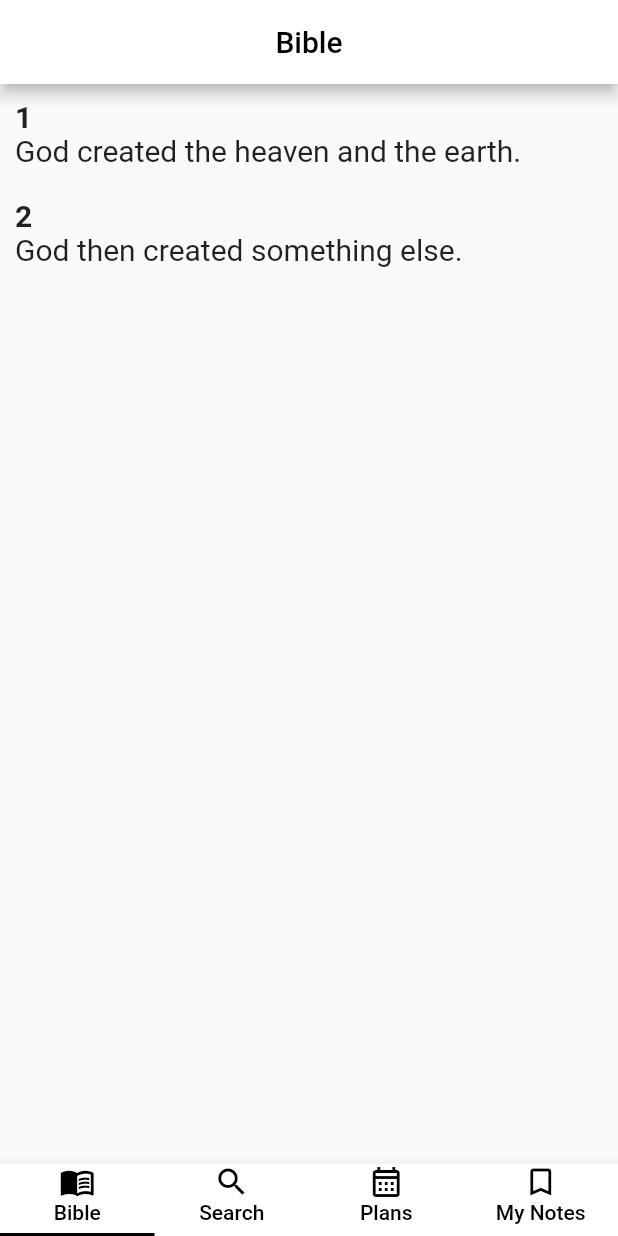
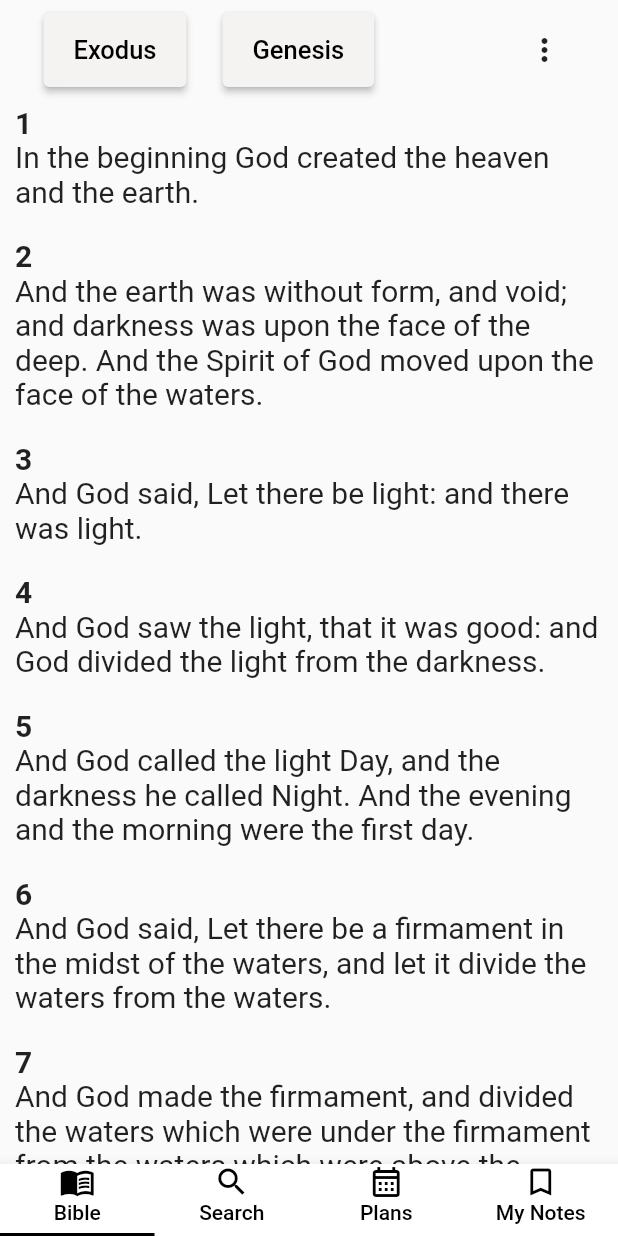
Before and after one commit to Anicodeth/BibleApp, a Flutter app: the screen it shows after launch, after a tap on "Exodus", after a tap on "Genesis", on a phone screen of 412 x 824 dp. Run offline on Flutter 3.47's test engine with Material 2 defaults, Android fonts, the phone set to English and light mode, and no system bars; our stand-ins replace bloc, device_preview, flutter_bloc, flutter_riverpod.

Commit message:
Add navigation in bible reading

```diff
--- /dev/null
+++ b/bibleapp/lib/controllers/bible_reading_controller/bloc/bible_reading_bloc.dart
@@ -0,0 +1,95 @@
+import 'package:bloc/bloc.dart';
+import 'package:meta/meta.dart';
+
+import '../../../models/bible/bible.dart';
+import '../../../models/chapter/chapter.dart';
+import '../../../models/verse/verse.dart';
+
+part 'bible_reading_event.dart';
+part 'bible_reading_state.dart';
+
+class BibleReadingBloc extends Bloc<BibleReadingEvent, BibleReadingState> {
+  BibleReadingBloc() : super(BibleReadingInitial()) {
+    List<VerseModel> verses = [
+      VerseModel(
+          number: "1",
+          text: "In the beginning God created the heaven and the earth."),
+      VerseModel(
+          number: "2",
+          text:
+              "And the earth was without form, and void; and darkness was upon the face of the deep. And the Spirit of God moved upon the face of the waters."),
+      VerseModel(
+          number: "3",
+          text: "And God said, Let there be light: and there was light."),
+      VerseModel(
+          number: "4",
+          text:
+              "And God saw the light, that it was good: and God divided the light from the darkness."),
+      VerseModel(
+          number: "5",
+          text:
+              "And God called the light Day, and the darkness he called Night. And the evening and the morning were the first day."),
+      VerseModel(
+          number: "6",
+          text:
+              "And God said, Let there be a firmament in the midst of the waters, and let it divide the waters from the waters."),
+      VerseModel(
+          number: "7",
+          text:
+              "And God made the firmament, and divided the waters which were under the firmament from the waters which were above the firmament: and it was so."),
+      VerseModel(
+          number: "8",
+          text:
+              "And God called the firmament Heaven. And the evening and the morning were the second day."),
+      VerseModel(
+          number: "9",
+          text:
+              "And God said, Let the waters under the heaven be gathered together unto one place, and let the dry land appear: and it was so."),
+      VerseModel(
+          number: "10",
+          text:
+              "And God called the dry land Earth; and the gathering together of the waters called he Seas: and God saw that it was good."),
+      VerseModel(
+          number: "11",
+          text:
+              "And God said, Let the earth bring forth grass, the herb yielding seed, and the fruit tree yielding fruit after his kind, whose seed is in itself, upon the earth: and it was so."),
+      VerseModel(
+          number: "12",
+          text:
+              "And the earth brought forth grass, and herb yielding seed after his kind, and the tree yielding fruit, whose seed was in itself, after his kind: and God saw that it was good."),
+    ];
+    on<BibleReadingEvent>((event, emit) {
+      List<BibleModel> bibles = [
+        BibleModel(
+            name: "Exodus",
+            chapters: [ChapterModel(name: "Genesis", verses: verses)]),
+        BibleModel(
+            name: "Genesis",
+            chapters: [ChapterModel(name: "Genesis", verses: verses)]),
+        BibleModel(
+            name: "Leviticus",
+            chapters: [ChapterModel(name: "Genesis", verses: verses)]),
+        BibleModel(
+            name: "Numbers",
+            chapters: [ChapterModel(name: "Genesis", verses: verses)]),
+        BibleModel(
+            name: "Deuteronomy",
+            chapters: [ChapterModel(name: "Genesis", verses: verses)]),
+        BibleModel(
+            name: "Joshua",
+            chapters: [ChapterModel(name: "Genesis", verses: verses)]),
+      ];
+
+      // TODO: implement event handler
+
+      if (event is BiblesLoaded) {
+        emit(BiblesLoadedState(bibles));
+      } else if (event is ChaptersLoaded) {
+        emit(ChaptersLoadedState(event.chapters, event.bibleName));
+      } else if (event is VersesLoaded) {
+        emit(VersesLoadedState(
+            event.verses, event.bibleName, event.chapterName, event.chapters));
+      }
+    });
+  }
+}
--- a/bibleapp/lib/views/bible_screen/bloc/bible_reading_event.dart
+++ b/bibleapp/lib/controllers/bible_reading_controller/bloc/bible_reading_event.dart
@@ -9,12 +9,14 @@ class BiblesLoaded extends BibleReadingEvent {
 
 class ChaptersLoaded extends BibleReadingEvent {
   final List<ChapterModel> chapters;
-
-  ChaptersLoaded(this.chapters);
+  final String bibleName;
+  ChaptersLoaded(this.chapters, this.bibleName);
 }
 
 class VersesLoaded extends BibleReadingEvent {
   final List<VerseModel> verses;
-
-  VersesLoaded(this.verses);
+  final String bibleName;
+  final String chapterName;
+  final List<ChapterModel> chapters;
+  VersesLoaded(this.verses, this.bibleName, this.chapterName, this.chapters);
 }
--- a/bibleapp/lib/views/bible_screen/bloc/bible_reading_state.dart
+++ b/bibleapp/lib/controllers/bible_reading_controller/bloc/bible_reading_state.dart
@@ -12,12 +12,17 @@ final class BiblesLoadedState extends BibleReadingState {
 
 final class ChaptersLoadedState extends BibleReadingState {
   final List<ChapterModel> chapters;
-  ChaptersLoadedState(this.chapters);
+  final String bibleName;
+  ChaptersLoadedState(this.chapters, this.bibleName);
 }
 
 final class VersesLoadedState extends BibleReadingState {
   final List<VerseModel> verses;
-  VersesLoadedState(this.verses);
+  final String bibleName;
+  final String chapterName;
+  final List<ChapterModel> chapters;
+  VersesLoadedState(
+      this.verses, this.bibleName, this.chapterName, this.chapters);
 }
 
 final class BibleReadingErrorState extends BibleReadingState {
--- a/bibleapp/lib/main.dart
+++ b/bibleapp/lib/main.dart
@@ -1,11 +1,12 @@
 import 'package:bibleapp/views/bible_screen/bible_page.dart';
-import 'package:bibleapp/views/bible_screen/bloc/bible_reading_bloc.dart';
 import 'package:bibleapp/views/home_screen/home.dart';
 import 'package:flutter/material.dart';
 import 'package:flutter/foundation.dart';
 import 'package:flutter_bloc/flutter_bloc.dart';
 import 'package:flutter_riverpod/flutter_riverpod.dart';
 import 'package:device_preview/device_preview.dart';
+
+import 'controllers/bible_reading_controller/bloc/bible_reading_bloc.dart';
 
 void main() {
   runApp(
--- a/bibleapp/lib/views/bible_screen/bible_page.dart
+++ b/bibleapp/lib/views/bible_screen/bible_page.dart
@@ -5,98 +5,55 @@ import 'package:bibleapp/widgets/verse/verse.dart';
 import 'package:flutter/material.dart';
 import 'package:flutter_bloc/flutter_bloc.dart';
 
+import '../../controllers/bible_reading_controller/bloc/bible_reading_bloc.dart';
 import '../../models/chapter/chapter.dart';
 import '../../models/verse/verse.dart';
 import '../../widgets/verse/verses.dart';
-import 'bloc/bible_reading_bloc.dart';
 
 class BiblePage extends StatelessWidget {
   BiblePage({super.key});
 
-  List<ChapterModel> chapters = [
-    ChapterModel(name: "Chapter 1", verses: []),
-    ChapterModel(name: "Chapter 2", verses: []),
-    ChapterModel(name: "Chapter 3", verses: []),
-    ChapterModel(name: "Chapter 4", verses: []),
-    ChapterModel(name: "Chapter 5", verses: []),
-    ChapterModel(name: "Chapter 6", verses: []),
-  ];
+  @override
+  Widget build(BuildContext context) {
+    return Scaffold(body: BlocBuilder<BibleReadingBloc, BibleReadingState>(
+      builder: (context, state) {
+        return SafeArea(
+          child: Stack(
+            children: [
+              getContents(state: state),
+            ],
+          ),
+        );
+      },
+    ));
+  }
+}
 
-  List<VerseModel> verses = [
-    VerseModel(
-        number: "1",
-        text: "In the beginning God created the heaven and the earth."),
-    VerseModel(
-        number: "2",
-        text:
-            "And the earth was without form, and void; and darkness was upon the face of the deep. And the Spirit of God moved upon the face of the waters."),
-    VerseModel(
-        number: "3",
-        text: "And God said, Let there be light: and there was light."),
-    VerseModel(
-        number: "4",
-        text:
-            "And God saw the light, that it was good: and God divided the light from the darkness."),
-    VerseModel(
-        number: "5",
-        text:
-            "And God called the light Day, and the darkness he called Night. And the evening and the morning were the first day."),
-    VerseModel(
-        number: "6",
-        text:
-            "And God said, Let there be a firmament in the midst of the waters, and let it divide the waters from the waters."),
-    VerseModel(
-        number: "7",
-        text:
-            "And God made the firmament, and divided the waters which were under the firmament from the waters which were above the firmament: and it was so."),
-    VerseModel(
-        number: "8",
-        text:
-            "And God called the firmament Heaven. And the evening and the morning were the second day."),
-    VerseModel(
-        number: "9",
-        text:
-            "And God said, Let the waters under the heaven be gathered together unto one place, and let the dry land appear: and it was so."),
-    VerseModel(
-        number: "10",
-        text:
-            "And God called the dry land Earth; and the gathering together of the waters called he Seas: and God saw that it was good."),
-    VerseModel(
-        number: "11",
-        text:
-            "And God said, Let the earth bring forth grass, the herb yielding seed, and the fruit tree yielding fruit after his kind, whose seed is in itself, upon the earth: and it was so."),
-    VerseModel(
-        number: "12",
-        text:
-            "And the earth brought forth grass, and herb yielding seed after his kind, and the tree yielding fruit, whose seed was in itself, after his kind: and God saw that it was good."),
-  ];
+class getContents extends StatelessWidget {
+  final state;
+  const getContents({super.key, required this.state});
 
   @override
   Widget build(BuildContext context) {
-    return Scaffold(
-        appBar: AppBar(
-          backgroundColor: Colors.white,
-          title: Center(
-              child: const Text(
-            "Bible",
-            style: TextStyle(color: Colors.black),
-          )),
-        ),
-        body: BlocBuilder<BibleReadingBloc, BibleReadingState>(
-          builder: (context, state) {
     if (state is BiblesLoadedState) {
       return Bibles(bibles: state.bibles);
     } else if (state is ChaptersLoadedState) {
-              return Chapters(chapters: state.chapters);
+      return Chapters(
+        chapters: state.chapters,
+        selectedBible: state.bibleName,
+      );
     } else if (state is VersesLoadedState) {
-              return Verses(verses: state.verses);
+      return Verses(
+        verses: state.verses,
+        selectedBible: state.bibleName,
+        selectedChapter: state.chapterName,
+        chapters: state.chapters,
+      );
     } else if (state is BibleReadingLoadingState) {
       return const Center(child: CircularProgressIndicator());
     } else {
       BlocProvider.of<BibleReadingBloc>(context).add(BiblesLoaded());
       return const Center(child: Text("Error"));
     }
-          },
-        ));
   }
 }
--- a/bibleapp/lib/views/bible_screen/bloc/bible_reading_bloc.dart
+++ /dev/null
@@ -1,49 +0,0 @@
-import 'package:bloc/bloc.dart';
-import 'package:meta/meta.dart';
-
-import '../../../models/bible/bible.dart';
-import '../../../models/chapter/chapter.dart';
-import '../../../models/verse/verse.dart';
-
-part 'bible_reading_event.dart';
-part 'bible_reading_state.dart';
-
-class BibleReadingBloc extends Bloc<BibleReadingEvent, BibleReadingState> {
-  BibleReadingBloc() : super(BibleReadingInitial()) {
-    on<BibleReadingEvent>((event, emit) {
-      List<BibleModel> bibles = [
-        BibleModel(name: "Exodus", chapters: [
-          ChapterModel(name: "Genesis", verses: [
-            VerseModel(
-                number: "1", text: "God created the heaven and the earth."),
-            VerseModel(number: "2", text: "God then created something else.")
-          ])
-        ]),
-        BibleModel(
-            name: "Genesis",
-            chapters: [ChapterModel(name: "Genesis", verses: [])]),
-        BibleModel(
-            name: "Leviticus",
-            chapters: [ChapterModel(name: "Genesis", verses: [])]),
-        BibleModel(
-            name: "Numbers",
-            chapters: [ChapterModel(name: "Genesis", verses: [])]),
-        BibleModel(
-            name: "Deuteronomy",
-            chapters: [ChapterModel(name: "Genesis", verses: [])]),
-        BibleModel(
-            name: "Joshua",
-            chapters: [ChapterModel(name: "Genesis", verses: [])]),
-      ];
-      // TODO: implement event handler
-
-      if (event is BiblesLoaded) {
-        emit(BiblesLoadedState(bibles));
-      } else if (event is ChaptersLoaded) {
-        emit(ChaptersLoadedState(event.chapters));
-      } else if (event is VersesLoaded) {
-        emit(VersesLoadedState(event.verses));
-      }
-    });
-  }
-}
--- a/bibleapp/lib/widgets/bible/bibles.dart
+++ b/bibleapp/lib/widgets/bible/bibles.dart
@@ -1,9 +1,10 @@
 import 'package:bibleapp/models/bible/bible.dart';
 import 'package:bibleapp/widgets/chapter/chapters.dart';
+import 'package:bibleapp/widgets/headers/bible_header.dart';
 import 'package:flutter/material.dart';
 import 'package:flutter_bloc/flutter_bloc.dart';
 
-import '../../views/bible_screen/bloc/bible_reading_bloc.dart';
+import '../../controllers/bible_reading_controller/bloc/bible_reading_bloc.dart';
 
 class Bibles extends StatelessWidget {
   final List<BibleModel> bibles;
@@ -11,8 +12,11 @@ class Bibles extends StatelessWidget {
 
   @override
   Widget build(BuildContext context) {
-    return Container(
-        margin: EdgeInsets.only(top: 10),
+    return Stack(
+      children: [
+        BibleHeader(),
+        Container(
+            margin: EdgeInsets.only(top: 60),
             child: ListView.builder(
               itemCount: bibles.length,
               itemBuilder: (context, index) {
@@ -20,8 +24,9 @@ class Bibles extends StatelessWidget {
                   children: [
                     TextButton(
                       onPressed: () {
-                    BlocProvider.of<BibleReadingBloc>(context)
-                        .add(ChaptersLoaded(bibles[index].chapters));
+                        BlocProvider.of<BibleReadingBloc>(context).add(
+                            ChaptersLoaded(
+                                bibles[index].chapters, bibles[index].name));
                       },
                       child: ListTile(
                         minVerticalPadding: 20,
@@ -52,6 +57,8 @@ class Bibles extends StatelessWidget {
                   ],
                 );
               },
-        ));
+            )),
+      ],
+    );
   }
 }
--- a/bibleapp/lib/widgets/chapter/chapters.dart
+++ b/bibleapp/lib/widgets/chapter/chapters.dart
@@ -1,25 +1,36 @@
 import 'package:bibleapp/models/chapter/chapter.dart';
+import 'package:bibleapp/widgets/headers/chapter_header.dart';
 import 'package:bibleapp/widgets/verse/verses.dart';
 import 'package:flutter/material.dart';
 import 'package:flutter_bloc/flutter_bloc.dart';
 
-import '../../views/bible_screen/bloc/bible_reading_bloc.dart';
+import '../../controllers/bible_reading_controller/bloc/bible_reading_bloc.dart';
 
 class Chapters extends StatelessWidget {
   final List<ChapterModel> chapters;
-  const Chapters({super.key, required this.chapters});
+  final String selectedBible;
+  const Chapters(
+      {super.key, required this.chapters, required this.selectedBible});
 
   @override
   Widget build(BuildContext context) {
-    return ListView.builder(
+    return Stack(
+      children: [
+        ChapterHeader(
+          selectedBible: selectedBible,
+        ),
+        Container(
+          margin: EdgeInsets.only(top: 60),
+          child: ListView.builder(
             itemCount: chapters.length,
             itemBuilder: (context, index) {
               return Column(
                 children: [
                   TextButton(
                     onPressed: () {
-                BlocProvider.of<BibleReadingBloc>(context)
-                    .add(VersesLoaded(chapters[index].verses));
+                      BlocProvider.of<BibleReadingBloc>(context).add(
+                          VersesLoaded(chapters[index].verses, selectedBible,
+                              chapters[index].name, chapters));
                     },
                     child: ListTile(
                       minVerticalPadding: 20,
@@ -50,6 +61,9 @@ class Chapters extends StatelessWidget {
                 ],
               );
             },
+          ),
+        ),
+      ],
     );
   }
 }
--- /dev/null
+++ b/bibleapp/lib/widgets/headers/bible_header.dart
@@ -0,0 +1,32 @@
+import 'package:bibleapp/models/bible/bible.dart';
+import 'package:bibleapp/models/chapter/chapter.dart';
+import 'package:flutter/material.dart';
+import 'package:flutter_bloc/flutter_bloc.dart';
+
+class BibleHeader extends StatelessWidget {
+  const BibleHeader({super.key});
+
+  @override
+  Widget build(BuildContext context) {
+    return Container(
+      width: double.infinity,
+      padding: EdgeInsets.symmetric(vertical: 8, horizontal: 25),
+      child: Row(
+        mainAxisAlignment: MainAxisAlignment.spaceBetween,
+        children: [
+          Row(
+            children: [
+              Container(
+                padding: EdgeInsets.symmetric(vertical: 0, horizontal: 4),
+                child: Text(
+                  "Holy Bible",
+                  style: TextStyle(fontSize: 18, fontWeight: FontWeight.w500),
+                ),
+              ),
+            ],
+          ),
+        ],
+      ),
+    );
+  }
+}
--- /dev/null
+++ b/bibleapp/lib/widgets/headers/chapter_header.dart
@@ -0,0 +1,57 @@
+import 'package:bibleapp/models/bible/bible.dart';
+import 'package:bibleapp/models/chapter/chapter.dart';
+import 'package:flutter/material.dart';
+import 'package:flutter_bloc/flutter_bloc.dart';
+
+import '../../controllers/bible_reading_controller/bloc/bible_reading_bloc.dart';
+
+class ChapterHeader extends StatelessWidget {
+  final String selectedBible;
+  const ChapterHeader({super.key, required this.selectedBible});
+
+  @override
+  Widget build(BuildContext context) {
+    return Container(
+      width: double.infinity,
+      padding: EdgeInsets.symmetric(vertical: 8, horizontal: 25),
+      child: Row(
+        mainAxisAlignment: MainAxisAlignment.spaceBetween,
+        children: [
+          Row(
+            children: [
+              Container(
+                padding: EdgeInsets.symmetric(vertical: 0, horizontal: 4),
+                child: Row(
+                  children: [
+                    ElevatedButton(
+                      style: ButtonStyle(
+                        padding: MaterialStateProperty.all(
+                            EdgeInsets.symmetric(horizontal: 20, vertical: 15)),
+                        backgroundColor: MaterialStateProperty.all(
+                            Color.fromARGB(255, 245, 242, 242)),
+                        foregroundColor:
+                            MaterialStateProperty.all(Colors.black),
+                      ),
+                      onPressed: () {
+                        BlocProvider.of<BibleReadingBloc>(context)
+                            .add(BiblesLoaded());
+                      },
+                      child: Text(
+                        selectedBible,
+                        style: TextStyle(fontSize: 17),
+                      ),
+                    ),
+                  ],
+                ),
+              ),
+            ],
+          ),
+          IconButton(
+            onPressed: () {},
+            icon: Icon(Icons.more_vert),
+          ),
+        ],
+      ),
+    );
+  }
+}
--- /dev/null
+++ b/bibleapp/lib/widgets/headers/verse_header.dart
@@ -0,0 +1,82 @@
+import 'package:bibleapp/models/chapter/chapter.dart';
+import 'package:flutter/material.dart';
+import 'package:flutter_bloc/flutter_bloc.dart';
+
+import '../../controllers/bible_reading_controller/bloc/bible_reading_bloc.dart';
+
+class VerseHeader extends StatelessWidget {
+  final List<ChapterModel> chapters;
+  final String selectedBible;
+  final String selectedChapter;
+  const VerseHeader(
+      {super.key,
+      required this.chapters,
+      required this.selectedBible,
+      required this.selectedChapter});
+
+  @override
+  Widget build(BuildContext context) {
+    return Container(
+      width: double.infinity,
+      padding: EdgeInsets.symmetric(vertical: 8, horizontal: 25),
+      child: Row(
+        mainAxisAlignment: MainAxisAlignment.spaceBetween,
+        children: [
+          Row(
+            children: [
+              Container(
+                padding: EdgeInsets.symmetric(vertical: 0, horizontal: 4),
+                child: Row(
+                  children: [
+                    ElevatedButton(
+                      style: ButtonStyle(
+                        padding: MaterialStateProperty.all(
+                            EdgeInsets.symmetric(horizontal: 20, vertical: 15)),
+                        backgroundColor: MaterialStateProperty.all(
+                            Color.fromARGB(255, 245, 242, 242)),
+                        foregroundColor:
+                            MaterialStateProperty.all(Colors.black),
+                      ),
+                      onPressed: () {
+                        BlocProvider.of<BibleReadingBloc>(context)
+                            .add(BiblesLoaded());
+                      },
+                      child: Text(
+                        selectedBible,
+                        style: TextStyle(fontSize: 17),
+                      ),
+                    ),
+                  ],
+                ),
+              ),
+              SizedBox(
+                width: 20,
+              ),
+              ElevatedButton(
+                style: ButtonStyle(
+                  padding: MaterialStateProperty.all(
+                      EdgeInsets.symmetric(horizontal: 20, vertical: 15)),
+                  backgroundColor: MaterialStateProperty.all(
+                      Color.fromARGB(255, 245, 242, 242)),
+                  foregroundColor: MaterialStateProperty.all(Colors.black),
+                ),
+                onPressed: () {
+                  BlocProvider.of<BibleReadingBloc>(context)
+                      .add(ChaptersLoaded(chapters, selectedBible));
+                },
+                child: Text(
+                  selectedChapter,
+                  style: TextStyle(fontSize: 17),
+                ),
+              ),
+            ],
+          ),
+          IconButton(
+            onPressed: () {},
+            icon: Icon(Icons.more_vert),
+          ),
+        ],
+      ),
+    );
+  }
+}
--- a/bibleapp/lib/widgets/verse/verses.dart
+++ b/bibleapp/lib/widgets/verse/verses.dart
@@ -1,19 +1,40 @@
+import 'package:bibleapp/widgets/headers/verse_header.dart';
 import 'package:bibleapp/widgets/verse/verse.dart';
 import 'package:flutter/material.dart';
 
+import '../../models/chapter/chapter.dart';
 import '../../models/verse/verse.dart';
 
 class Verses extends StatelessWidget {
   final List<VerseModel> verses;
-  const Verses({super.key, required this.verses});
+  final List<ChapterModel> chapters;
+  final String selectedBible;
+  final String selectedChapter;
+  const Verses(
+      {super.key,
+      required this.verses,
+      required this.chapters,
+      required this.selectedBible,
+      required this.selectedChapter});
 
   @override
   Widget build(BuildContext context) {
-    return ListView.builder(
-      itemCount: verses.length,
-      itemBuilder: (context, index) {
-        return Verse(verse: verses[index]);
-      },
+    return Stack(
+      children: [
+        VerseHeader(
+            chapters: chapters,
+            selectedBible: selectedBible,
+            selectedChapter: selectedChapter),
+        Container(
+          margin: EdgeInsets.only(top: 60),
+          child: ListView.builder(
+            itemCount: verses.length,
+            itemBuilder: (context, index) {
+              return Verse(verse: verses[index]);
+            },
+          ),
+        ),
+      ],
     );
   }
 }
```
Lines whose indentation alone changed are shown as unchanged.
